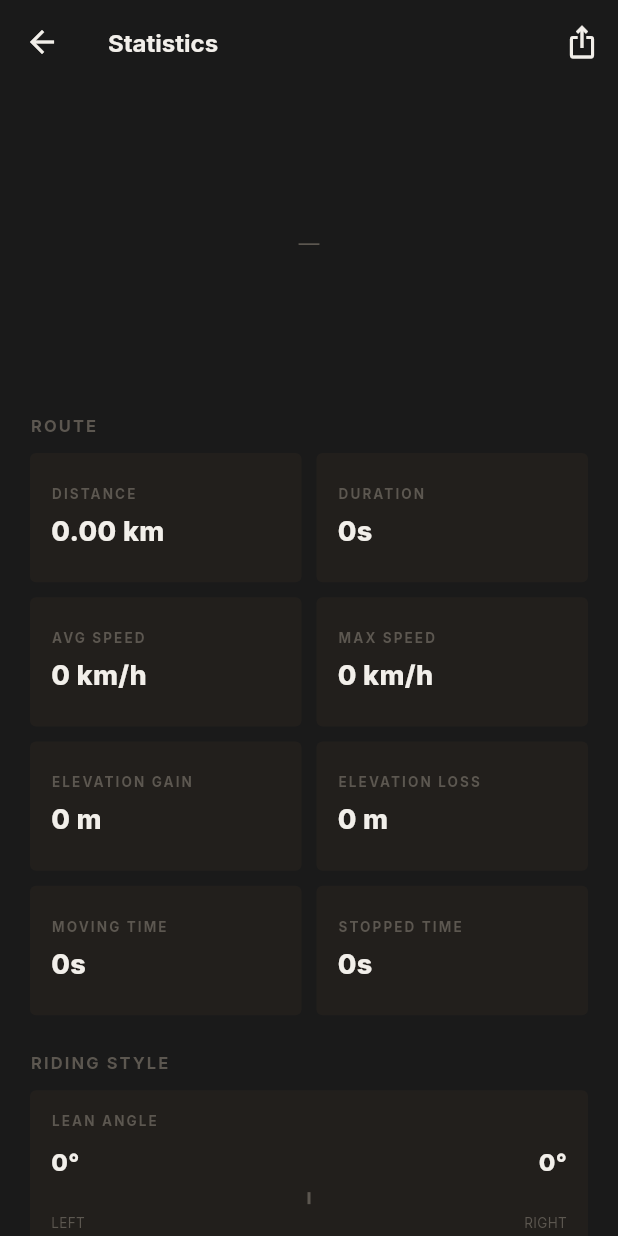
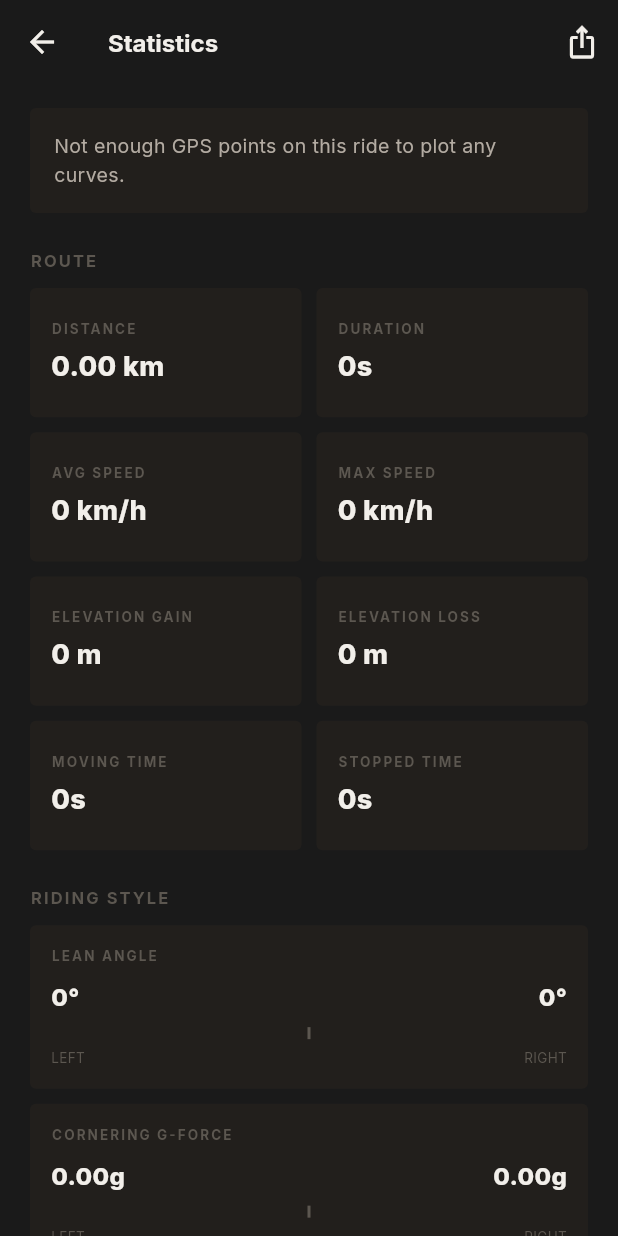
Before and after one commit to jimbes/Motor-share, a Flutter app: the DetailedStatsScreen screen opened directly with empty values, on a phone screen of 412 x 824 dp. Run offline on Flutter 3.47's test engine with Material 3 defaults, Android fonts, the phone set to English and light mode, and no system bars; our stand-ins replace connectivity_plus, dio, flutter_map, flutter_secure_storage, flutter_svg, geolocator and 6 more; missing offline and left inert: flutter_foreground_task; accounts and stored records are empty; generated files the repository leaves out were written again.

Commit message:
Plot speed and altitude as curves on the ride detail screen
The detail screen was almost all numbers: one bare sparkline of speed
against time, then two grids of figures with nothing showing how a ride
actually unfolded. Strava's detail view answers "where was I fast, where
did it climb" at a glance, and that is what the numbers here were missing.

Speed and altitude are now each plotted against distance travelled, with
a hairline grid, labelled axes, a filled area under the curve, and a value
readout that follows the rider's finger. One metric per chart
deliberately: they share an x-axis and nothing else, and putting both on
one plot would need a second y-scale whose alignment is arbitrary,
inventing a correlation the data does not contain.

Two things came out of computing the palette contrast rather than eyeing
it. The brand accent sits at 1.9:1 on these dark chart surfaces - the old
sparkline drew its only line in it, effectively invisible - so curves use
the accent's tint (10.6:1) and the secondary ink (7.2:1), keeping the
accent for the area fills where contrast does not decide legibility. Axis
labels use the secondary ink for the same reason: textMuted lands at
2.3:1.

Series building lives in ride_chart_series.dart as plain functions so the
parts that can silently go wrong are tested: distance keeps accumulating
across samples that carry no value, altitude is smoothed enough to settle
GPS jitter without flattening real climbs, and a long ride is averaged
into at most 400 buckets so touch tracking stays responsive. Averaging
means a plotted peak can read just under the ride's recorded maximum,
which is why the exact figures stay in the stat grid.

Adds fl_chart. The screen is rendered in a widget test because there is no
emulator here to look at it with.

Co-Authored-By: Claude Opus 5 <noreply@anthropic.com>
Claude-Session: https://claude.ai/code/session_012pB5gjiTVbuwqiyfcrLM6c

```diff
--- a/app/lib/l10n/app_en.arb
+++ b/app/lib/l10n/app_en.arb
@@ -259,6 +259,9 @@
   "axisBrakingLabel": "BRAKING",
   "axisAccelerationLabel": "ACCELERATION",
   "sensorsDisabledHint": "Enable sensors on your next ride to see these statistics.",
+  "chartSpeedTitle": "SPEED",
+  "chartElevationTitle": "ELEVATION",
+  "chartsUnavailableHint": "Not enough GPS points on this ride to plot any curves.",
   "sensorsSettingsLinkAction": "Go to sensor settings",
 
   "territoryMapTitle": "Territories",
--- a/app/lib/l10n/app_fr.arb
+++ b/app/lib/l10n/app_fr.arb
@@ -197,6 +197,9 @@
   "axisBrakingLabel": "FREINAGE",
   "axisAccelerationLabel": "ACCÉLÉRATION",
   "sensorsDisabledHint": "Active les capteurs au prochain enregistrement pour voir ces statistiques.",
+  "chartSpeedTitle": "VITESSE",
+  "chartElevationTitle": "ALTITUDE",
+  "chartsUnavailableHint": "Pas assez de points GPS sur cette sortie pour tracer des courbes.",
   "sensorsSettingsLinkAction": "Aller aux réglages des capteurs",
 
   "territoryMapTitle": "Territoires",
--- a/app/lib/screens/detailed_stats_screen.dart
+++ b/app/lib/screens/detailed_stats_screen.dart
@@ -9,16 +9,18 @@ import 'package:share_plus/share_plus.dart';
 
 import '../core/format.dart';
 import '../core/models/ride.dart';
-import '../core/models/track_point.dart';
+import '../core/ride_chart_series.dart';
 import '../l10n/app_localizations.dart';
 import '../theme/redl_colors.dart';
 import '../theme/redl_spacing.dart';
 import '../theme/redl_text_styles.dart';
 import '../widgets/redl_buttons.dart';
+import '../widgets/ride_metric_chart.dart';
 import '../widgets/redl_logo.dart';
 
 /// Post-ride detailed statistics (REDL project doc, section 8.3.1): a
-/// speed/time graph, a "Parcours" grid derived from the GPS track alone
+/// speed and an altitude curve plotted against distance, a "Parcours" grid
+/// derived from the GPS track alone
 /// (available for every ride), and a "Style de conduite" grid from the
 /// optional sensor capture (project doc 9.5) - replaced by a hint to enable
 /// sensors when that ride didn't have them on.
@@ -56,10 +58,7 @@ class DetailedStatsScreen extends StatelessWidget {
               child: Column(
                 crossAxisAlignment: CrossAxisAlignment.stretch,
                 children: [
-                  SizedBox(
-                    height: 180,
-                    child: _SpeedTimeChart(track: ride.track ?? ride.polyline),
-                  ),
+                  ..._buildCharts(context, l10n),
                   const SizedBox(height: 24),
                   Text(l10n.statsCourseSectionLabel, style: RedlText.eyebrow()),
                   const SizedBox(height: 10),
@@ -184,6 +183,52 @@ class DetailedStatsScreen extends StatelessWidget {
         ),
       ),
     );
+  }
+
+  /// One chart per metric, each only shown when the ride actually carries
+  /// the samples for it - altitude in particular is missing from rides
+  /// recorded before it was captured, and an empty axis says less than no
+  /// chart at all.
+  List<Widget> _buildCharts(BuildContext context, AppLocalizations l10n) {
+    final track = ride.track ?? ride.polyline;
+    final speed = buildSpeedOverDistanceSeries(track);
+    final elevation = buildElevationOverDistanceSeries(track);
+
+    return [
+      if (speed != null)
+        RideMetricChart(
+          title: l10n.chartSpeedTitle,
+          series: speed,
+          unit: 'km/h',
+          // Not the accent itself: at ~2:1 on this surface a 2px line of it
+          // is effectively invisible. Its tint clears 10:1.
+          lineColor: RedlColors.accentTint,
+          baselineAtZero: true,
+        ),
+      if (speed != null && elevation != null) const SizedBox(height: 12),
+      if (elevation != null)
+        RideMetricChart(
+          title: l10n.chartElevationTitle,
+          series: elevation,
+          unit: 'm',
+          lineColor: RedlColors.textSecondary,
+        ),
+      if (speed == null && elevation == null)
+        Container(
+          padding: const EdgeInsets.all(16),
+          decoration: BoxDecoration(
+            color: RedlColors.surface2,
+            borderRadius: BorderRadius.circular(RedlRadius.sm),
+          ),
+          child: Text(
+            l10n.chartsUnavailableHint,
+            style: RedlText.body(
+              fontSize: 13,
+              color: RedlColors.textSecondary,
+            ),
+          ),
+        ),
+    ];
   }
 
   Future<void> _share(BuildContext context, GlobalKey boundaryKey) async {
@@ -427,91 +472,3 @@ class _StatsGridSection extends StatelessWidget {
     );
   }
 }
-
-/// A minimal speed/time line chart drawn directly with a [CustomPainter] -
-/// no charting dependency needed for a single line.
-class _SpeedTimeChart extends StatelessWidget {
-  const _SpeedTimeChart({required this.track});
-
-  final List<TrackPoint> track;
-
-  @override
-  Widget build(BuildContext context) {
-    final points = <Offset>[];
-    DateTime? firstT;
-    var maxSpeed = 1.0;
-
-    for (final p in track) {
-      final speed = p.speed ?? 0.0;
-      final tRaw = p.t;
-      if (tRaw == null) continue;
-      final t = DateTime.tryParse(tRaw);
-      if (t == null) continue;
-      firstT ??= t;
-      final elapsed = t.difference(firstT).inSeconds.toDouble();
-      maxSpeed = speed > maxSpeed ? speed : maxSpeed;
-      points.add(Offset(elapsed, speed));
-    }
-
-    if (points.length < 2) {
-      return Center(
-        child: Text('—', style: RedlText.body(color: RedlColors.textMuted)),
-      );
-    }
-
-    return CustomPaint(
-      size: Size.infinite,
-      painter: _SpeedTimePainter(
-        points: points,
-        maxSpeed: maxSpeed,
-        maxTime: points.last.dx == 0 ? 1 : points.last.dx,
-      ),
-    );
-  }
-}
-
-class _SpeedTimePainter extends CustomPainter {
-  _SpeedTimePainter({
-    required this.points,
-    required this.maxSpeed,
-    required this.maxTime,
-  });
-
-  final List<Offset> points;
-  final double maxSpeed;
-  final double maxTime;
-
-  @override
-  void paint(Canvas canvas, Size size) {
-    final axisPaint = Paint()
-      ..color = RedlColors.textMuted.withValues(alpha: 0.3)
-      ..strokeWidth = 1;
-    canvas.drawLine(
-      Offset(0, size.height),
-      Offset(size.width, size.height),
-      axisPaint,
-    );
-
-    final linePaint = Paint()
-      ..color = RedlColors.accent
-      ..style = PaintingStyle.stroke
-      ..strokeWidth = 2
-      ..strokeJoin = StrokeJoin.round;
-
-    final path = Path();
-    for (var i = 0; i < points.length; i++) {
-      final x = (points[i].dx / maxTime) * size.width;
-      final y = size.height - (points[i].dy / maxSpeed) * size.height;
-      if (i == 0) {
-        path.moveTo(x, y);
-      } else {
-        path.lineTo(x, y);
-      }
-    }
-    canvas.drawPath(path, linePaint);
-  }
-
-  @override
-  bool shouldRepaint(covariant _SpeedTimePainter oldDelegate) =>
-      oldDelegate.points != points;
-}
--- a/app/pubspec.yaml
+++ b/app/pubspec.yaml
@@ -53,6 +53,7 @@ dependencies:
   sensors_plus: ^6.1.1
   path_provider: ^2.1.5
   connectivity_plus: ^6.1.0
+  fl_chart: ^1.2.0
 
 dev_dependencies:
   flutter_test:
```
Also changed, not shown: app/lib/core/ride_chart_series.dart (added, +175 -0 lines), app/lib/widgets/ride_metric_chart.dart (added, +227 -0 lines), app/pubspec.lock, 2 other files.
